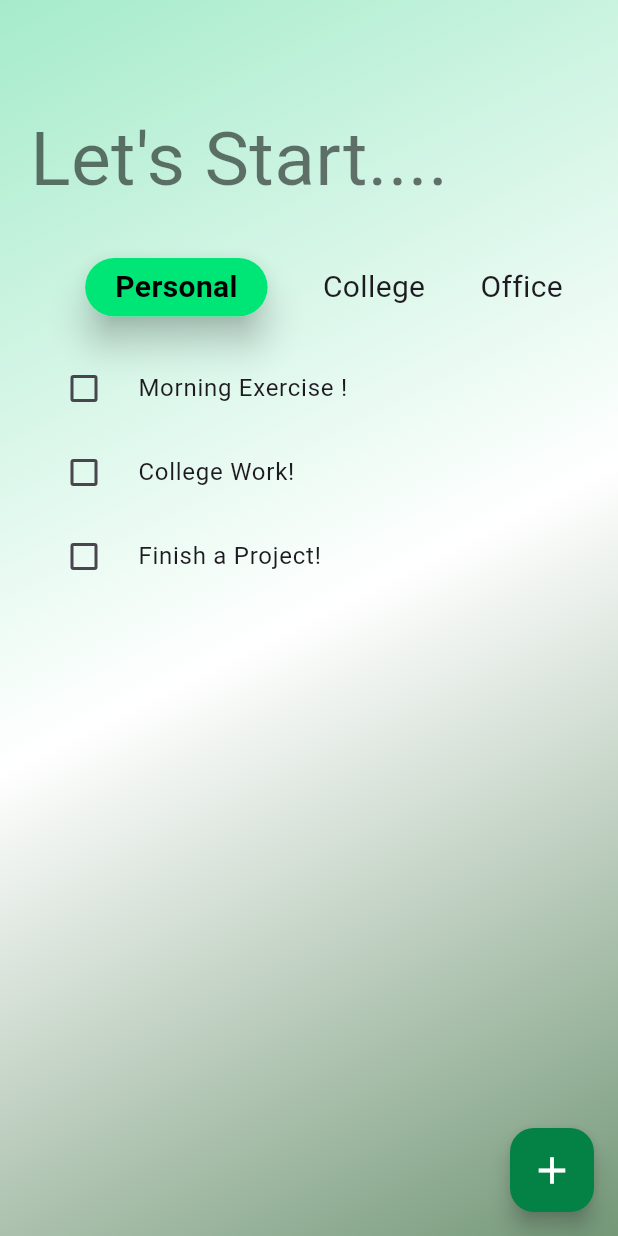
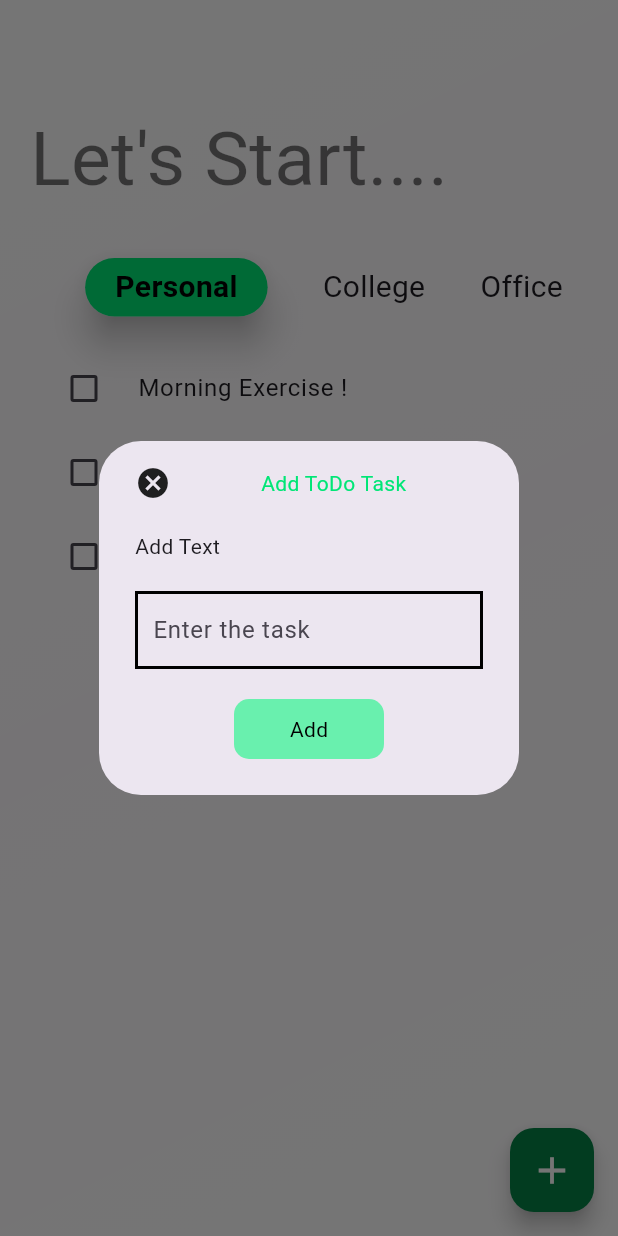
Before and after one commit to Tareqhasanmunna/Daily_TaskMate, a Flutter app: the screen it shows after launch, after a tap on the "add" icon, on a phone screen of 412 x 824 dp. Run offline on Flutter 3.47's test engine with Material 3 defaults, Android fonts, the phone set to English and light mode, and no system bars; our stand-ins replace firebase_core, random_string; accounts and stored records are empty.

Commit message:
firebase data store

```diff
--- a/lib/HomeScreen.dart
+++ b/lib/HomeScreen.dart
@@ -1,4 +1,6 @@
+import 'package:daily_taskmate/db_service/database.dart';
 import 'package:flutter/material.dart';
+import 'package:random_string/random_string.dart';
 
 class HomeScreen extends StatefulWidget {
   const HomeScreen({super.key});
@@ -10,13 +12,16 @@ class HomeScreen extends StatefulWidget {
 class _HomeScreen extends State<HomeScreen> {
   bool Personal = true, College = false, Office = false;
   bool suggest = false;
+  TextEditingController todoController = TextEditingController();
 
   @override
   Widget build(BuildContext context) {
     return Scaffold(
       floatingActionButton: FloatingActionButton(
         backgroundColor: const Color.fromARGB(255, 4, 130, 69),
-        onPressed: () {},
+        onPressed: () {
+          openBox();
+        },
         child: Icon(Icons.add, color: Colors.white, size: 30),
       ),
       body: Container(
@@ -26,9 +31,12 @@ class _HomeScreen extends State<HomeScreen> {
         decoration: BoxDecoration(
           gradient: LinearGradient(
             colors: [
-              const Color.fromARGB(255, 165, 235, 202),
+              // const Color.fromARGB(255, 165, 235, 202),
+              // Colors.white,
+              // const Color.fromARGB(255, 116, 152, 120),
               Colors.white,
-              const Color.fromARGB(255, 116, 152, 120),
+              Colors.white54,
+              Colors.white,
             ],
             begin: Alignment.topLeft,
             end: Alignment.bottomRight,
@@ -196,4 +204,106 @@ class _HomeScreen extends State<HomeScreen> {
       ),
     );
   }
+
+  openBox() {
+    return showDialog(
+      context: context,
+      builder: (context) => AlertDialog(
+        content: SingleChildScrollView(
+          child: Container(
+            child: Column(
+              crossAxisAlignment: CrossAxisAlignment.start,
+              children: [
+                Row(
+                  children: [
+                    GestureDetector(
+                      onTap: () {
+                        Navigator.pop(context);
+                      },
+                      child: Icon(Icons.cancel),
+                    ),
+
+                    SizedBox(width: 60.0),
+                    Text(
+                      "Add ToDo Task",
+                      style: TextStyle(color: Colors.greenAccent.shade400),
+                    ),
+                  ],
+                ),
+
+                SizedBox(height: 20.0),
+                Text("Add Text"),
+                SizedBox(height: 20),
+                Container(
+                  padding: EdgeInsets.symmetric(horizontal: 10),
+                  decoration: BoxDecoration(
+                    border: Border.all(color: Colors.black, width: 2.0),
+                  ),
+                  child: TextField(
+                    controller: todoController,
+                    decoration: InputDecoration(
+                      border: InputBorder.none,
+                      hintText: "Enter the task",
+                    ),
+                  ),
+                ),
+                SizedBox(height: 20),
+                Center(
+                  child: GestureDetector(
+                    onTap: () async {
+                      String task = todoController.text.trim();
+                      if (task.isEmpty) {
+                        ScaffoldMessenger.of(context).showSnackBar(
+                          SnackBar(content: Text("Task cannot be empty")),
+                        );
+                        return;
+                      }
+
+                      String id = randomAlphaNumeric(10);
+                      Map<String, dynamic> userTodo = {
+                        "work": task,
+                        "Id": id,
+                        "timestamp": DateTime.now(),
+                      };
+
+                      try {
+                        if (Personal) {
+                          await DatabaseService().addPersonalTask(userTodo, id);
+                        } else if (College) {
+                          await DatabaseService().addCollegeTask(userTodo, id);
+                        } else {
+                          await DatabaseService().addOfficeTask(userTodo, id);
+                        }
+                        Navigator.pop(context);
+                        todoController.clear();
+                      } catch (e) {
+                        print("❌ Firestore error: $e");
+                        ScaffoldMessenger.of(context).showSnackBar(
+                          SnackBar(content: Text("Failed to add task")),
+                        );
+                      }
+                    },
+                    child: Container(
+                      width: 100,
+                      padding: EdgeInsets.all(10),
+                      decoration: BoxDecoration(
+                        color: Colors.greenAccent,
+                        borderRadius: BorderRadius.circular(10),
+                      ),
+                      child: Center(
+                        child: Text(
+                          "Add",
+                          style: TextStyle(color: Colors.black),
+                        ),
+                      ),
+                    ),
+                  ),
+                ),
+              ],
+            ),
+          ),
+        ),
+      ),
+    );
+  }
 }
```
